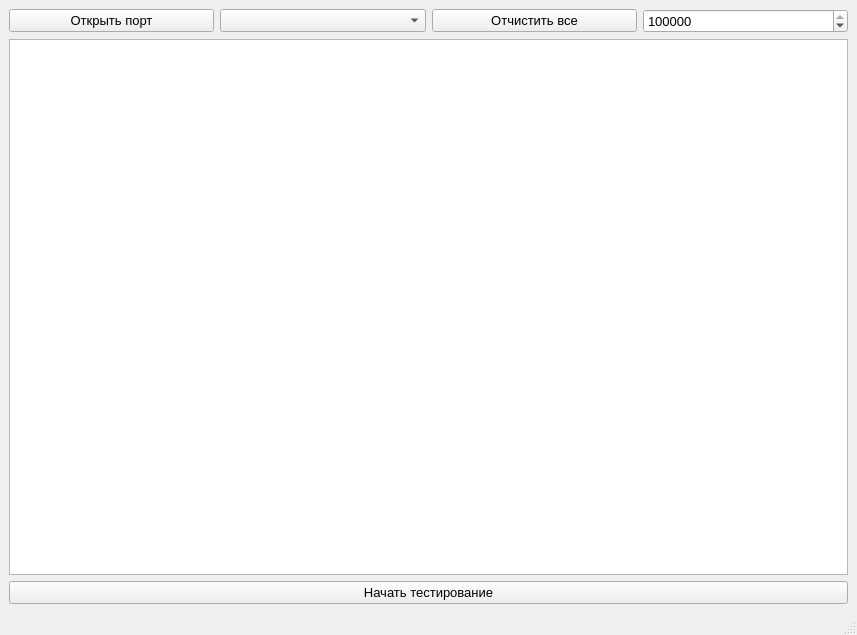
This is mainwindow.ui in Gessan29/Desktop_UART as Qt 5 draws it before an edit. The edited form follows.
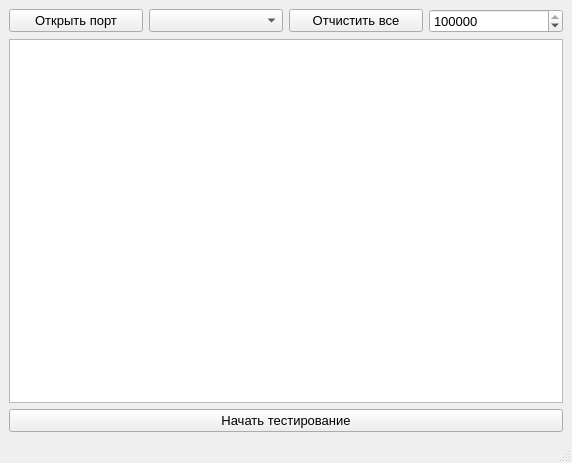
This is the edited form. Custom widgets are drawn as their Qt base class.

The edit to the form file:
```diff
--- a/mainwindow.ui
+++ b/mainwindow.ui
@@ -6,8 +6,8 @@
    <rect>
     <x>0</x>
     <y>0</y>
-    <width>857</width>
-    <height>635</height>
+    <width>572</width>
+    <height>463</height>
    </rect>
   </property>
   <property name="windowTitle">
@@ -85,6 +85,12 @@
         </item>
         <item>
          <widget class="QPlainTextEdit" name="plainTextEdit">
+          <property name="maximumSize">
+           <size>
+            <width>15000000</width>
+            <height>16777215</height>
+           </size>
+          </property>
           <property name="font">
            <font>
             <pointsize>12</pointsize>
```
Left out of the diff: 2 changed lines with no effect on the pictures.
